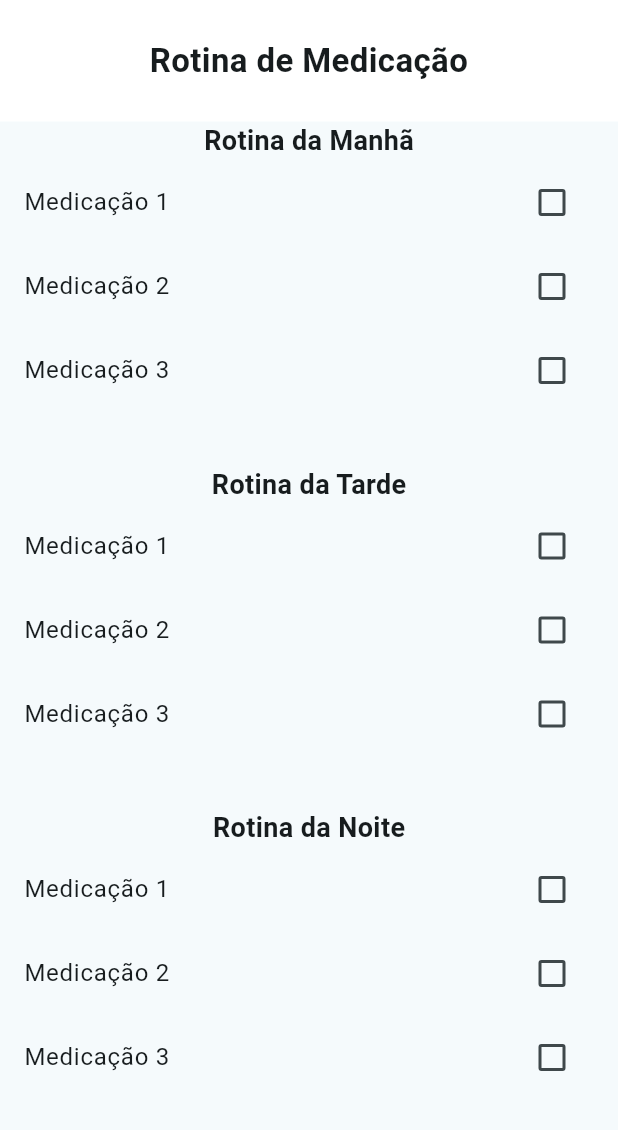
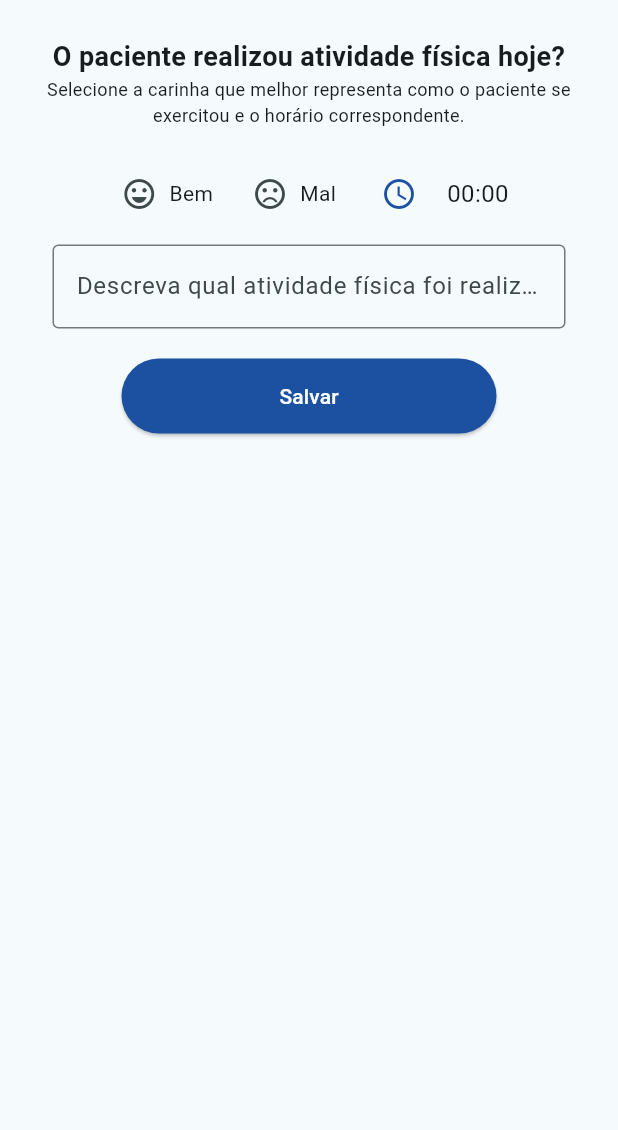
Before and after one commit to BlanckCy/TCC_CuidarMais, a Flutter app: the RegistrarRotinaPage screen opened directly with empty values, after a tap on "Atividade Física", on a phone screen of 412 x 824 dp, the part 84-1214 px from its top. Run offline on Flutter 3.47's test engine with Material 3 defaults, Android fonts, the phone set to English and light mode, and no system bars; our stand-ins replace mask_text_input_formatter; network calls fail.

Commit message:
tela de atividades físicas

```diff
--- a/cuidarmais/lib/pages/registrar_rotina/registrar_rotina.dart
+++ b/cuidarmais/lib/pages/registrar_rotina/registrar_rotina.dart
@@ -59,7 +59,7 @@ class _RegistrarRotinaPageState extends State<RegistrarRotinaPage> {
                       )),
                   const SizedBox(height: 30),
                   _buildButton('Atividade Física', Icons.accessibility_new,
-                      AtividadeFisicaPage()),
+                      AtividadePage()),
                   const SizedBox(height: 30),
                   _buildButton('Higiene', Icons.shower, HigienePage()),
                   const SizedBox(
--- a/cuidarmais/lib/pages/registrar_rotina/rotina_ativ_fisica.dart
+++ b/cuidarmais/lib/pages/registrar_rotina/rotina_ativ_fisica.dart
@@ -1,168 +1,182 @@
+
+import 'package:cuidarmais/models/cuidado.dart';
+import 'package:cuidarmais/models/paciente.dart';
+import 'package:cuidarmais/widgets/dialog.dart';
 import 'package:flutter/material.dart';
 import 'package:cuidarmais/widgets/customAppBar.dart';
+import 'package:intl/intl.dart';
 
-class AtividadeFisicaPage extends StatefulWidget {
+class AtividadePage extends StatefulWidget {
+
+  const AtividadePage({Key? key}) : super(key: key);
+
   @override
-  _AtividadeFisicaPageState createState() => _AtividadeFisicaPageState();
+  State<AtividadePage> createState() => _AtividadePageState();
 }
 
-class _AtividadeFisicaPageState extends State<AtividadeFisicaPage> {
-  bool _checkboxValue1 = false;
-  bool _checkboxValue2 = false;
-  bool _checkboxValue3 = false;
-  bool _checkboxValue4 = false;
-  bool _checkboxValue5 = false;
-  bool _checkboxValue6 = false;
-  bool _checkboxValue7 = false;
-  bool _checkboxValue8 = false;
-  bool _checkboxValue9 = false;
+class _AtividadePageState extends State<AtividadePage> {
+  final TextEditingController _observacoesAtividadeController = TextEditingController();
+  bool _isLoading = false;
+  bool? _atividadeBoa;
+  bool? _isBoa;
+  String _selectedTime = '00:00';
+  List<Cuidado> rotina = [];
+
+
+  @override
+  void initState() {
+    super.initState();
+    String dataFormatada = DateFormat('yyyy-MM-dd').format(DateTime.now());
+    // _carregarRotina(tipoCuidado: widget.tipoCuidado, data: dataFormatada);
+  }
+
   @override
   Widget build(BuildContext context) {
     return Scaffold(
       appBar: const CustomAppBar(),
-      body: Column(
+      body: _isLoading
+          ? const Center(child: CircularProgressIndicator())
+          : _buildActivityWidget(),
+    );
+  }
+
+  Widget _buildActivityWidget() {
+    return Container(
+      width: MediaQuery.of(context).size.width,
+      height: MediaQuery.of(context).size.height,
+      padding: const EdgeInsets.all(25),
+      child: SingleChildScrollView(
+        child: Column(
           crossAxisAlignment: CrossAxisAlignment.center,
-        children: <Widget>[
-          SizedBox(
-            height: MediaQuery.of(context).padding.top,
-          ), // Adiciona espaço para acomodar a AppBar
-          Container(
-            padding: const EdgeInsets.all(25),
-            color: Colors.white,
-            child: Center(
-              child: Text(
-                "Rotina de Medicação",
+          children: [
+            const Text(
+              "O paciente realizou atividade física hoje?",
               style: TextStyle(
-                  fontSize: 22,
+                fontSize: 18,
                 fontWeight: FontWeight.bold,
               ),
               textAlign: TextAlign.center,
             ),
+            const Text(
+              "Selecione a carinha que melhor representa como o paciente se exercitou e o horário correspondente.",
+              style: TextStyle(
+                fontSize: 12,
+              ),
+              textAlign: TextAlign.center,
+            ),
+            const SizedBox(height: 20),
+
+               Row(
+          mainAxisAlignment: MainAxisAlignment.center,
+          children: <Widget>[
+            IconButton(
+              onPressed: () {
+                _isBoa = true;
+              },
+              icon: Row(
+                children: <Widget>[
+                  Icon(Icons.sentiment_very_satisfied,
+                      color: _isBoa == true ? Colors.green : null),
+                  const SizedBox(width: 8),
+                  const Text('Bem'),
+                ],
               ),
             ),
-          Expanded(
-            child: Column(
+            const SizedBox(width: 10),
+            IconButton(
+              onPressed: () {
+
+              },
+              icon: Row(
                 children: <Widget>[
-                Text(
-                  "Rotina da Manhã",
-                  style: TextStyle(
-                    fontSize: 18,
-                    fontWeight: FontWeight.bold,
+                  Icon(
+                    Icons.sentiment_very_dissatisfied,
+                    color: _isBoa == false ? Colors.red : null,
+                  ),
+                  const SizedBox(width: 8),
+                  const Text('Mal'),
+                ],
               ),
             ),
-                CheckboxListTile(
-                  title: Text('Medicação 1'),
-                  value: _checkboxValue1,
-                  onChanged: (bool? value) {
+            const SizedBox(width: 10),
+                                        IconButton(
+                              onPressed: () async {
+                                final selectedTime = await showTimePicker(
+                                  context: context,
+                                  initialTime: TimeOfDay.now(),
+                                );
+                                if (selectedTime != null) {
                                   setState(() {
-                      _checkboxValue1 = value!;
+                                    _selectedTime = _formatTime(selectedTime);
+
                                   });
+                                }
                               },
+                              color: const Color(0XFF1C51A1),
+                              icon: const Icon(Icons.access_time),
                             ),
-                CheckboxListTile(
-                  title: Text('Medicação 2'),
-                  value: _checkboxValue2,
-                  onChanged: (bool? value) {
-                    setState(() {
-                      _checkboxValue2 = value!;
-                    });
+                            const SizedBox(width: 8),
+                            Text(
+                              _selectedTime,
+                              style: const TextStyle(fontSize: 16),
+                            ),
+
+          ],
+        ),
+        Container(
+          padding: const EdgeInsets.all(10),
+          child: TextField(
+            maxLength: 100,
+            maxLines: null,
+            decoration: const InputDecoration(
+              border: OutlineInputBorder(),
+              labelText: 'Descreva qual atividade física foi realizada..',
+              counterText: '',
+            ),
+          ),
+        ),
+            const SizedBox(height: 10),
+            ElevatedButton(
+              onPressed: () {
+                if (_atividadeBoa != null) {
+                } else {
+                  ScaffoldMessenger.of(context
+
+                  ).showSnackBar(
+                    const SnackBar(
+                      content: Text(
+                        'Por favor, selecione se o paciente realizou atividade física hoje.',
+                      ),
+                    ),
+                  );
+                }
               },
+              style: TextButton.styleFrom(
+                backgroundColor: const Color(0XFF1C51A1),
+                foregroundColor: Colors.white,
+                minimumSize: const Size(250, 50),
               ),
-                CheckboxListTile(
-                  title: Text('Medicação 3'),
-                  value: _checkboxValue3,
-                  onChanged: (bool? value) {
-                    setState(() {
-                      _checkboxValue3 = value!;
-                    });
-                  },
+              child: const Text("Salvar"),
             ),
           ],
         ),
       ),
-
-          Expanded(
-            child: Column(
-              children: <Widget>[
-                Text(
-                  "Rotina da Tarde",
-                  style: TextStyle(
-                    fontSize: 18,
-                    fontWeight: FontWeight.bold,
-                  ),
-                ),
-                CheckboxListTile(
-                  title: Text('Medicação 1'),
-                  value: _checkboxValue4,
-                  onChanged: (bool? value) {
-                    setState(() {
-                      _checkboxValue4 = value!;
-                    });
-                  },
-                ),
-                CheckboxListTile(
-                  title: Text('Medicação 2'),
-                  value: _checkboxValue5,
-                  onChanged: (bool? value) {
-                    setState(() {
-                      _checkboxValue5 = value!;
-                    });
-                  },
-                ),
-                CheckboxListTile(
-                  title: Text('Medicação 3'),
-                  value: _checkboxValue6,
-                  onChanged: (bool? value) {
-                    setState(() {
-                      _checkboxValue6 = value!;
-                    });
-                  },
-                ),
-              ],
-            ),
-          ),
-          Expanded(
-            child: Column(
-              children: <Widget>[
-                Text(
-                  "Rotina da Noite",
-                  style: TextStyle(
-                    fontSize: 18,
-                    fontWeight: FontWeight.bold,
-                  ),
-                ),
-                CheckboxListTile(
-                  title: Text('Medicação 1'),
-                  value: _checkboxValue7,
-                  onChanged: (bool? value) {
-                    setState(() {
-                      _checkboxValue7 = value!;
-                    });
-                  },
-                ),
-                CheckboxListTile(
-                  title: Text('Medicação 2'),
-                  value: _checkboxValue8,
-                  onChanged: (bool? value) {
-                    setState(() {
-                      _checkboxValue8 = value!;
-                    });
-                  },
-                ),
-                CheckboxListTile(
-                  title: Text('Medicação 3'),
-                  value: _checkboxValue9,
-                  onChanged: (bool? value) {
-                    setState(() {
-                      _checkboxValue9 = value!;
-                    });
-                  },
-                ),
-              ],
-            ),
-          ),
-        ],
-      ),
     );
   }
+String _formatTime(TimeOfDay? time) {
+    if (time != null) {
+      // Convertendo TimeOfDay para DateTime
+      final now = DateTime.now();
+      final DateTime selectedTime =
+          DateTime(now.year, now.month, now.day, time.hour, time.minute);
+
+      // Formatando o DateTime
+      final formattedTime = DateFormat.Hm().format(selectedTime);
+
+      return formattedTime;
+    } else {
+      // Se nenhum horário for selecionado, retornar uma string vazia
+      return '';
     }
+  }
+}
```
Lines whose indentation alone changed are shown as unchanged.
